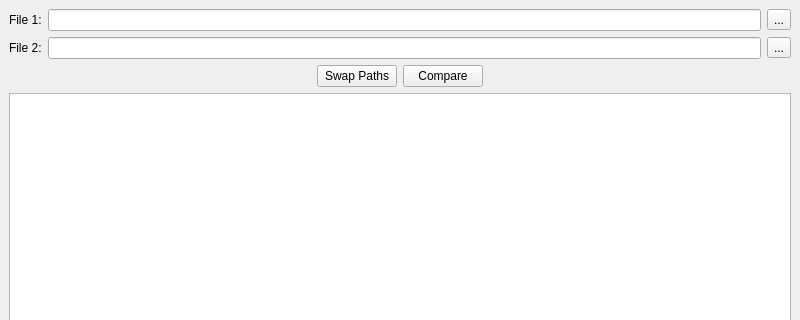
The window that src/tiled/tiledefcompare.ui (timbaker/tiled) describes before a commit, drawn with Qt 5; both pictures show x 0 to 800 and y 0 to 320 of the 800 by 600 pixel window.
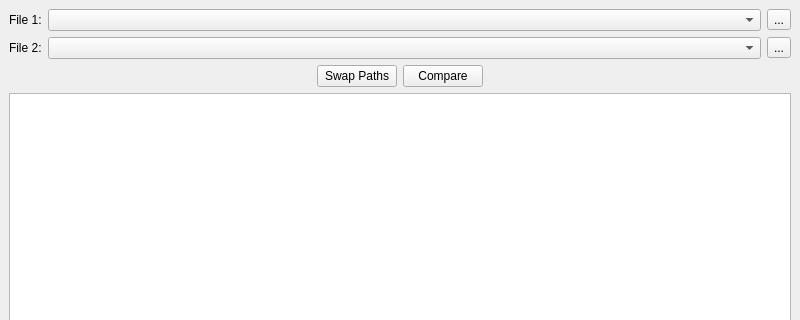
The same window after the commit.

```diff
--- a/src/tiled/tiledefcompare.ui
+++ b/src/tiled/tiledefcompare.ui
@@ -25,7 +25,14 @@
        </widget>
       </item>
       <item>
-       <widget class="QLineEdit" name="packEdit1"/>
+       <widget class="QComboBox" name="packEdit1">
+        <property name="sizePolicy">
+         <sizepolicy hsizetype="Expanding" vsizetype="Fixed">
+          <horstretch>0</horstretch>
+          <verstretch>0</verstretch>
+         </sizepolicy>
+        </property>
+       </widget>
       </item>
       <item>
        <widget class="QToolButton" name="packBrowse1">
@@ -46,7 +53,14 @@
        </widget>
       </item>
       <item>
-       <widget class="QLineEdit" name="packEdit2"/>
+       <widget class="QComboBox" name="packEdit2">
+        <property name="sizePolicy">
+         <sizepolicy hsizetype="Expanding" vsizetype="Fixed">
+          <horstretch>0</horstretch>
+          <verstretch>0</verstretch>
+         </sizepolicy>
+        </property>
+       </widget>
       </item>
       <item>
        <widget class="QToolButton" name="packBrowse2">
```
Left out of the diff: 2 changed lines with no effect on the pictures.
